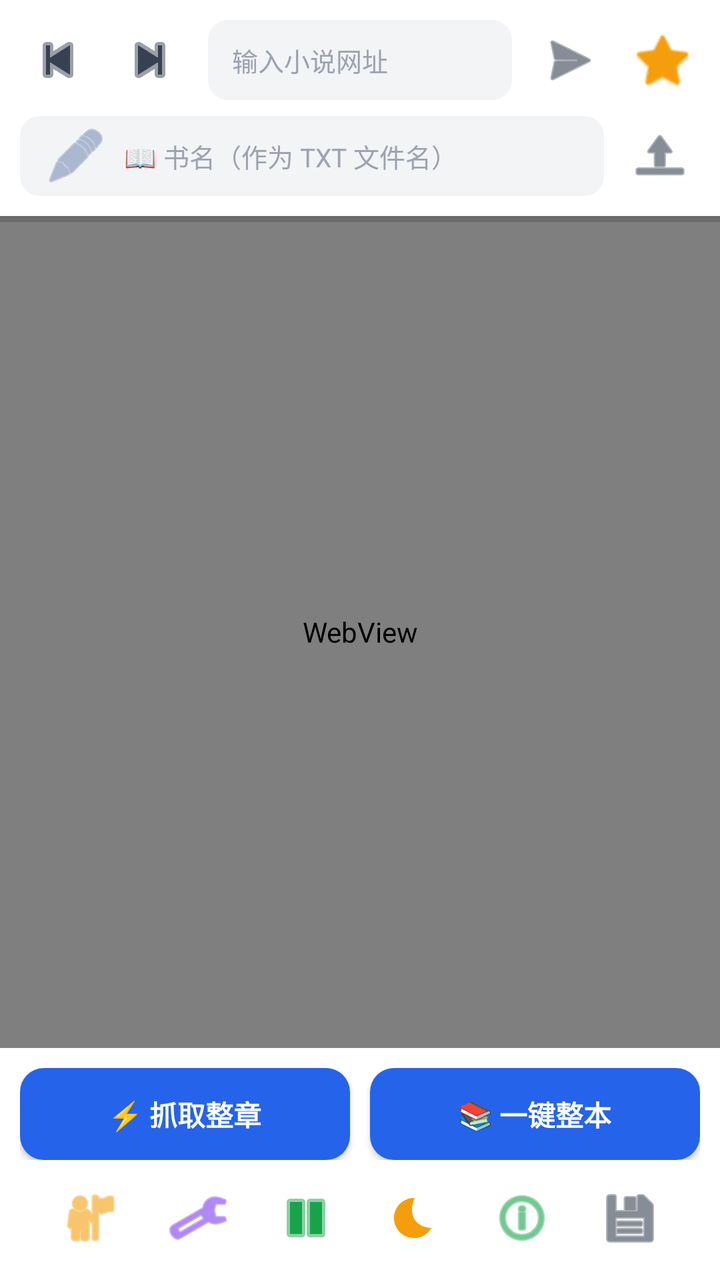
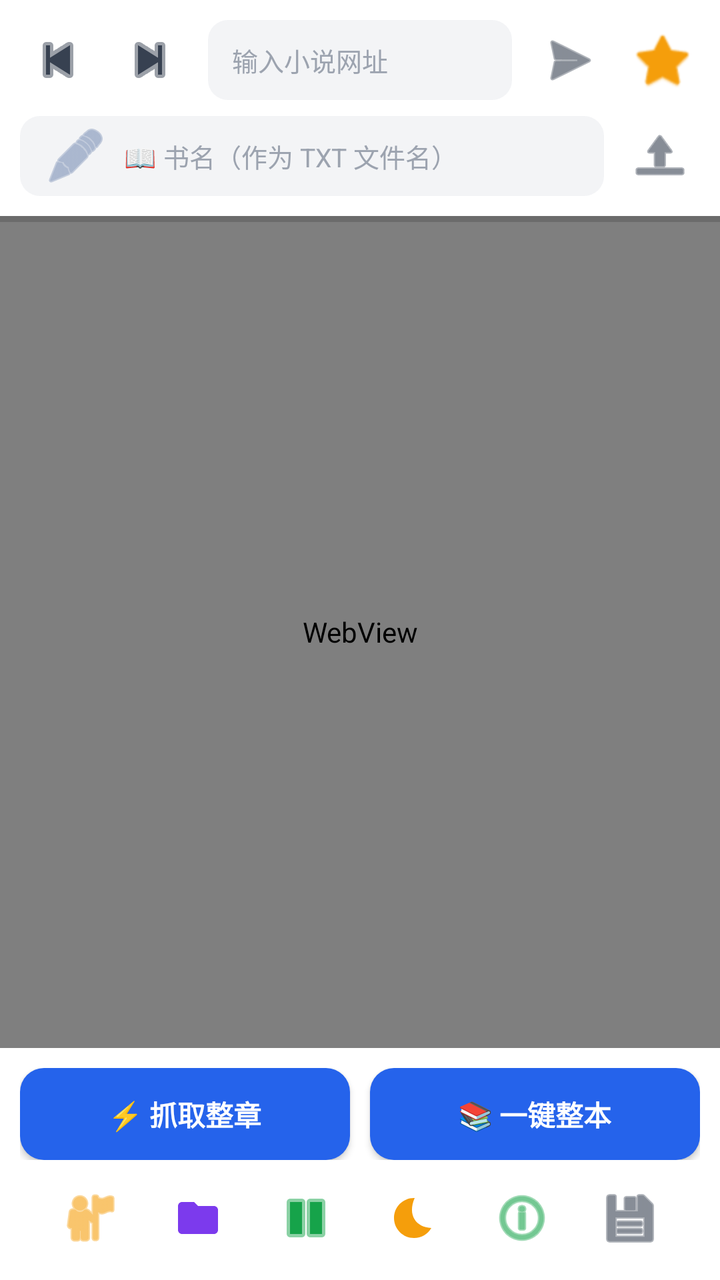

An Android layout rendered at two revisions. The XML below is the earlier revision; the diff shows what the commit changed to produce the second picture.
<!-- AndroidManifest.xml: application theme AppTheme -->
<!-- res/layout/activity_main.xml -->
<?xml version="1.0" encoding="utf-8"?>
<LinearLayout xmlns:android="http://schemas.android.com/apk/res/android"
    android:layout_width="match_parent"
    android:layout_height="match_parent"
    android:background="@drawable/bg_gradient"
    android:orientation="vertical">

    
    <LinearLayout
        android:layout_width="match_parent"
        android:layout_height="wrap_content"
        android:background="@drawable/topbar_bg"
        android:orientation="vertical"
        android:padding="10dp">

        <LinearLayout
            android:layout_width="match_parent"
            android:layout_height="wrap_content"
            android:gravity="center_vertical"
            android:orientation="horizontal">

            <ImageButton
                android:id="@+id/btnBack"
                android:layout_width="38dp"
                android:layout_height="38dp"
                android:background="@drawable/btn_secondary"
                android:contentDescription="后退"
                android:src="@android:drawable/ic_media_previous"
                android:tint="@color/icon_tint" />

            <ImageButton
                android:id="@+id/btnForward"
                android:layout_width="38dp"
                android:layout_height="38dp"
                android:layout_marginStart="8dp"
                android:background="@drawable/btn_secondary"
                android:contentDescription="前进"
                android:src="@android:drawable/ic_media_next"
                android:tint="@color/icon_tint" />

            <EditText
                android:id="@+id/etAddress"
                android:layout_width="0dp"
                android:layout_height="40dp"
                android:layout_marginHorizontal="10dp"
                android:layout_weight="1"
                android:background="@drawable/edittext_dark"
                android:hint="输入小说网址"
                android:imeOptions="actionGo"
                android:inputType="textUri"
                android:paddingHorizontal="12dp"
                android:singleLine="true"
                android:textColor="@color/text_primary"
                android:textColorHint="@color/text_hint"
                android:textSize="13sp" />

            <ImageButton
                android:id="@+id/btnGo"
                android:layout_width="38dp"
                android:layout_height="38dp"
                android:background="@drawable/btn_secondary"
                android:contentDescription="前往"
                android:src="@android:drawable/ic_menu_send"
                android:tint="@color/icon_tint" />

            <ImageButton
                android:id="@+id/btnStar"
                android:layout_width="38dp"
                android:layout_height="38dp"
                android:layout_marginStart="8dp"
                android:background="@drawable/btn_secondary"
                android:contentDescription="收藏当前页"
                android:src="@android:drawable/btn_star_big_off"
                android:tint="@color/icon_accent" />
        </LinearLayout>

        <LinearLayout
            android:layout_width="match_parent"
            android:layout_height="wrap_content"
            android:layout_marginTop="8dp"
            android:gravity="center_vertical"
            android:orientation="horizontal">

            <EditText
                android:id="@+id/etBookName"
                android:layout_width="0dp"
                android:layout_height="40dp"
                android:layout_weight="1"
                android:background="@drawable/edittext_dark"
                android:drawableStart="@android:drawable/ic_menu_edit"
                android:drawablePadding="8dp"
                android:drawableTint="#7A8FB5"
                android:hint="📖 书名（作为 TXT 文件名）"
                android:inputType="text"
                android:paddingHorizontal="12dp"
                android:singleLine="true"
                android:textColor="@color/text_primary"
                android:textColorHint="@color/text_hint"
                android:textSize="13sp" />

            <ImageButton
                android:id="@+id/btnPickDir"
                android:layout_width="40dp"
                android:layout_height="40dp"
                android:layout_marginStart="8dp"
                android:background="@drawable/btn_secondary"
                android:contentDescription="选择 TXT 保存文件夹"
                android:src="@android:drawable/ic_menu_upload"
                android:tint="@color/icon_tint" />
        </LinearLayout>
    </LinearLayout>

    
    <TextView
        android:id="@+id/tvStatus"
        android:layout_width="match_parent"
        android:layout_height="wrap_content"
        android:background="@color/status_bg"
        android:gravity="center"
        android:padding="6dp"
        android:text="就绪"
        android:textColor="@color/icon_tint"
        android:textSize="12sp"
        android:visibility="gone" />

    
    <FrameLayout
        android:layout_width="match_parent"
        android:layout_height="0dp"
        android:layout_weight="1">

        <WebView
            android:id="@+id/webView"
            android:layout_width="match_parent"
            android:layout_height="match_parent" />

        <ProgressBar
            android:id="@+id/progressBar"
            style="?android:attr/progressBarStyleHorizontal"
            android:layout_width="match_parent"
            android:layout_height="3dp"
            android:layout_gravity="top"
            android:max="100"
            android:progressTint="@color/accent" />
    </FrameLayout>

    
    <LinearLayout
        android:layout_width="match_parent"
        android:layout_height="wrap_content"
        android:background="@drawable/bottombar_bg"
        android:orientation="vertical"
        android:padding="10dp">

        <LinearLayout
            android:layout_width="match_parent"
            android:layout_height="wrap_content"
            android:orientation="horizontal">

            <Button
                android:id="@+id/btnGrab"
                android:layout_width="0dp"
                android:layout_height="46dp"
                android:layout_weight="1"
                android:background="@drawable/btn_primary"
                android:text="⚡ 抓取整章"
                android:textColor="#FFFFFF"
                android:textSize="14sp"
                android:textStyle="bold" />

            <Button
                android:id="@+id/btnBook"
                android:layout_width="0dp"
                android:layout_height="46dp"
                android:layout_marginStart="10dp"
                android:layout_weight="1"
                android:background="@drawable/btn_primary"
                android:text="📚 一键整本"
                android:textColor="#FFFFFF"
                android:textSize="14sp"
                android:textStyle="bold" />
        </LinearLayout>

        <LinearLayout
            android:layout_width="match_parent"
            android:layout_height="wrap_content"
            android:layout_marginTop="8dp"
            android:gravity="center"
            android:orientation="horizontal">

            <ImageButton
                android:id="@+id/btnBookmarks"
                android:layout_width="42dp"
                android:layout_height="42dp"
                android:background="@drawable/btn_secondary"
                android:contentDescription="收藏夹"
                android:src="@android:drawable/ic_menu_myplaces"
                android:tint="@color/icon_accent" />

            <ImageButton
                android:id="@+id/btnOpenDir"
                android:layout_width="42dp"
                android:layout_height="42dp"
                android:layout_marginStart="12dp"
                android:background="@drawable/btn_secondary"
                android:contentDescription="打开小说所在文件夹"
                android:src="@android:drawable/ic_menu_manage"
                android:tint="@color/icon_purple" />

            <ImageButton
                android:id="@+id/btnPause"
                android:layout_width="42dp"
                android:layout_height="42dp"
                android:layout_marginStart="12dp"
                android:background="@drawable/btn_secondary"
                android:contentDescription="暂停/继续"
                android:src="@android:drawable/ic_media_pause"
                android:tint="@color/icon_green" />

            <ImageButton
                android:id="@+id/btnTheme"
                android:layout_width="42dp"
                android:layout_height="42dp"
                android:layout_marginStart="12dp"
                android:background="@drawable/btn_secondary"
                android:contentDescription="切换深色/浅色主题"
                android:src="@drawable/ic_theme"
                android:tint="@color/icon_accent" />

            <ImageButton
                android:id="@+id/btnLog"
                android:layout_width="42dp"
                android:layout_height="42dp"
                android:layout_marginStart="12dp"
                android:background="@drawable/btn_secondary"
                android:contentDescription="爬取日志"
                android:src="@android:drawable/ic_menu_info_details"
                android:tint="@color/icon_green" />

            <ImageButton
                android:id="@+id/btnFinish"
                android:layout_width="42dp"
                android:layout_height="42dp"
                android:layout_marginStart="12dp"
                android:background="@drawable/btn_secondary"
                android:contentDescription="打开 TXT"
                android:src="@android:drawable/ic_menu_save"
                android:tint="@color/icon_tint" />
        </LinearLayout>
    </LinearLayout>
</LinearLayout>
<!-- resources referenced by this layout -->
<resources>
  <color name="accent">#2563EB</color>
  <color name="icon_accent">#F59E0B</color>
  <color name="icon_green">#16A34A</color>
  <color name="icon_purple">#7C3AED</color>
  <color name="icon_tint">#374151</color>
  <color name="status_bg">#F2F4F7</color>
  <color name="text_hint">#9CA3AF</color>
  <color name="text_primary">#111827</color>
  <!-- drawable bg_gradient (drawable) -->
  <?xml version="1.0" encoding="utf-8"?>
  <shape xmlns:android="http://schemas.android.com/apk/res/android">
      <solid android:color="@color/bg_start" />
  </shape>
  <!-- drawable bottombar_bg (drawable) -->
  <?xml version="1.0" encoding="utf-8"?>
  <shape xmlns:android="http://schemas.android.com/apk/res/android">
      <solid android:color="@color/glass_bar_solid" />
  </shape>
  <!-- drawable btn_primary (drawable) -->
  <?xml version="1.0" encoding="utf-8"?>
  <ripple xmlns:android="http://schemas.android.com/apk/res/android"
      android:color="#33FFFFFF">
      <item>
          <shape>
              <solid android:color="@color/btn_primary_solid" />
              <corners android:radius="12dp" />
          </shape>
      </item>
  </ripple>
  <!-- drawable btn_secondary (drawable) -->
  <?xml version="1.0" encoding="utf-8"?>
  <ripple xmlns:android="http://schemas.android.com/apk/res/android"
      android:color="#22000000">
      <item>
          <shape>
              <solid android:color="@color/btn_secondary_solid" />
              <corners android:radius="12dp" />
          </shape>
      </item>
  </ripple>
  <!-- drawable edittext_dark (drawable) -->
  <?xml version="1.0" encoding="utf-8"?>
  <shape xmlns:android="http://schemas.android.com/apk/res/android">
      <solid android:color="@color/input_solid" />
      <corners android:radius="10dp" />
  </shape>
  <!-- drawable ic_theme (drawable) -->
  <?xml version="1.0" encoding="utf-8"?>
  <vector xmlns:android="http://schemas.android.com/apk/res/android"
      android:width="24dp" android:height="24dp"
      android:viewportWidth="24" android:viewportHeight="24">
      <path
          android:fillColor="#FFFFFFFF"
          android:pathData="M12.34,2.02C6.59,1.82 2,6.42 2,12c0,5.52 4.48,10 10,10c3.71,0 6.93,-2.02 8.66,-5.02C13.15,16.73 8.57,10.6 12.34,2.02z" />
  </vector>
  <!-- drawable topbar_bg (drawable) -->
  <?xml version="1.0" encoding="utf-8"?>
  <shape xmlns:android="http://schemas.android.com/apk/res/android">
      <solid android:color="@color/glass_bar_solid" />
  </shape>
  <style name="AppTheme" parent="Theme.AppCompat.DayNight.NoActionBar">
          <item name="android:windowBackground">@drawable/bg_gradient</item>
          <item name="android:statusBarColor">@color/status_bar</item>
          <item name="android:navigationBarColor">@color/bg_end</item>
          <item name="android:windowLightStatusBar">true</item>
      </style>
  <color name="bg_start">#F2F4F7</color>
  <color name="glass_bar_solid">#FFFFFF</color>
  <color name="btn_primary_solid">#2563EB</color>
  <color name="btn_secondary_solid">#FFFFFF</color>
  <color name="input_solid">#F3F4F6</color>
  <color name="status_bar">#F2F4F7</color>
  <color name="bg_end">#F2F4F7</color>
</resources>

<!-- the commit's change to res/layout/activity_main.xml (unified diff, before → after) -->
@@ -204,7 +204,7 @@
                 android:layout_marginStart="12dp"
                 android:background="@drawable/btn_secondary"
                 android:contentDescription="打开小说所在文件夹"
-                android:src="@android:drawable/ic_menu_manage"
+                android:src="@drawable/ic_folder"
                 android:tint="@color/icon_purple" />
 
             <ImageButton
<!-- resource entries referenced after the edit -->
@@ -46,6 +46,15 @@
       <solid android:color="@color/input_solid" />
       <corners android:radius="10dp" />
   </shape>
+  <!-- drawable ic_folder (drawable) -->
+  <?xml version="1.0" encoding="utf-8"?>
+  <vector xmlns:android="http://schemas.android.com/apk/res/android"
+      android:width="24dp" android:height="24dp"
+      android:viewportWidth="24" android:viewportHeight="24">
+      <path
+          android:fillColor="#FFFFFFFF"
+          android:pathData="M10,4H4c-1.1,0 -1.99,0.9 -1.99,2L2,18c0,1.1 0.9,2 2,2h16c1.1,0 2,-0.9 2,-2L22,8c0,-1.1 -0.9,-2 -2,-2h-8l-2,-2z" />
+  </vector>
   <!-- drawable ic_theme (drawable) -->
   <?xml version="1.0" encoding="utf-8"?>
   <vector xmlns:android="http://schemas.android.com/apk/res/android"
